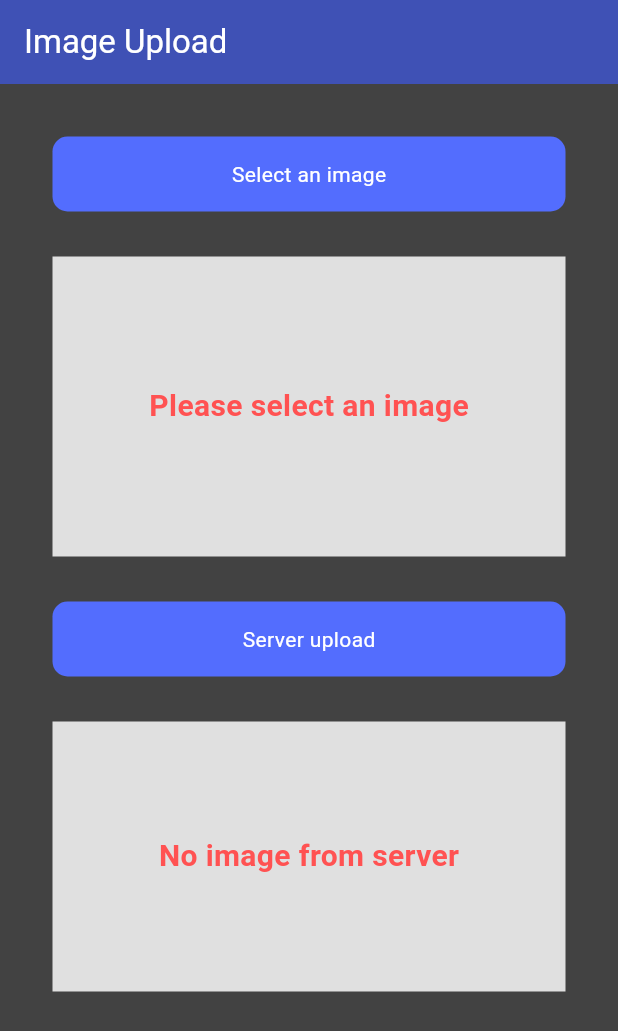
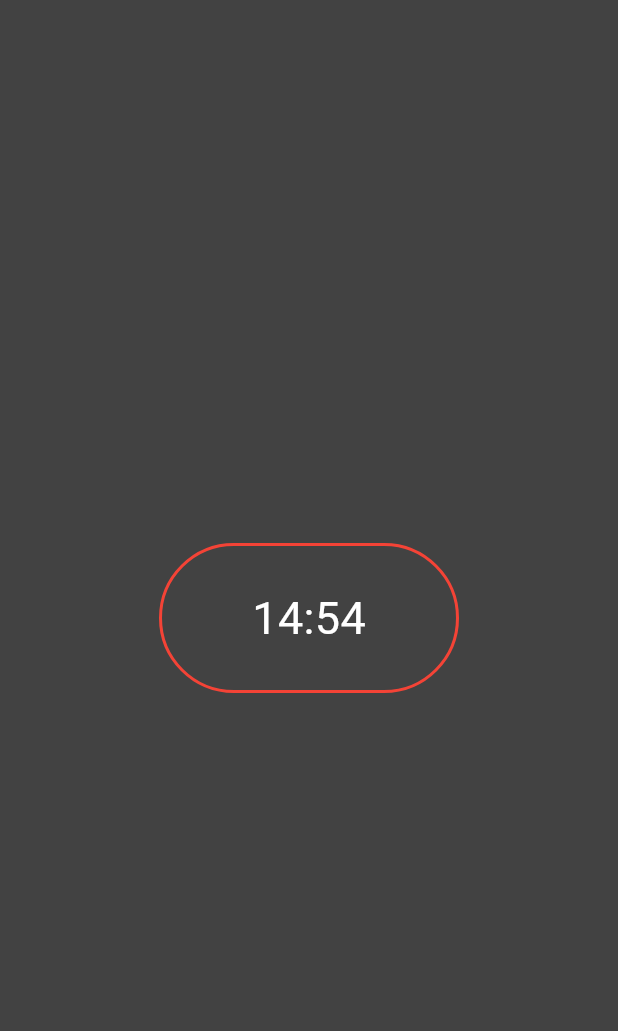
Before and after one commit to shwehnin/firebase_auth_getx, a Flutter app: the screen it shows after launch, on a phone screen of 412 x 824 dp. Shown: the top 1031 px of the screen. Run offline on Flutter 3.47's test engine with Material 3 defaults, Android fonts, the phone set to English and light mode, and no system bars; our stand-ins replace firebase_auth, firebase_core, get, image_picker; accounts and stored records are empty.

Commit message:
add timer

```diff
--- a/lib/helpers/init_dependency.dart
+++ b/lib/helpers/init_dependency.dart
@@ -3,6 +3,7 @@ import '../auth/controllers/auth_controller.dart';
 import '../splash/controllers/tab_controller.dart';
 import '../splash/controllers/list_controller.dart';
 import 'package:test_app/auth/controllers/user_controller.dart';
+import 'package:test_app/timer/controller/timer_controller.dart';
 
 class InitDependency implements Bindings {
   @override
@@ -11,5 +12,6 @@ class InitDependency implements Bindings {
     Get.lazyPut(() => ListController());
     Get.lazyPut(() => AuthController());
     Get.lazyPut(() => UserController());
+    Get.lazyPut(() => TimerController());
   }
 }
--- a/lib/helpers/routes.dart
+++ b/lib/helpers/routes.dart
@@ -1,6 +1,7 @@
 import 'package:get/get.dart';
 import 'package:test_app/home/home_page.dart';
 import 'package:test_app/item/item_page.dart';
+import 'package:test_app/timer/timer_page.dart';
 import 'package:test_app/splash/first_page.dart';
 import 'package:test_app/splash/third_page.dart';
 import 'package:test_app/splash/second_page.dart';
@@ -19,6 +20,7 @@ class RoutesClass {
   static String second = "/second";
   static String first = "/first";
   static String profile = "/profile";
+  static String timer = "/timer";
 
   static String getHomeRoute() => home;
   static String getSplashRoute() => splash;
@@ -29,6 +31,7 @@ class RoutesClass {
   static String getSecondRoute() => second;
   static String getFirstRoute() => first;
   static String getProfileRoute() => profile;
+  static String getTimerRoute() => timer;
 
   static List<GetPage> routes = [
     GetPage(
@@ -85,5 +88,11 @@ class RoutesClass {
       transition: Transition.fade,
       transitionDuration: const Duration(seconds: 1),
     ),
+    GetPage(
+      name: timer,
+      page: () => const TimerPage(),
+      transition: Transition.fade,
+      transitionDuration: const Duration(seconds: 1),
+    ),
   ];
 }
--- a/lib/main.dart
+++ b/lib/main.dart
@@ -35,7 +35,7 @@ class _MyAppState extends State<MyApp> {
           colorScheme: defaultColorSchemeTheme,
           useMaterial3: true,
           appBarTheme: const AppBarTheme(color: Colors.indigo)),
-      initialRoute: RoutesClass.getProfileRoute(),
+      initialRoute: RoutesClass.getTimerRoute(),
       getPages: RoutesClass.routes,
     );
   }
--- /dev/null
+++ b/lib/timer/controller/timer_controller.dart
@@ -0,0 +1,30 @@
+import 'dart:async';
+import 'package:get/get.dart';
+
+class TimerController extends GetxController {
+  Timer? _timer;
+  int remainingSeconds = 1;
+  final time = '00.00'.obs;
+
+  @override
+  void onReady() {
+    _startTimer(900);
+    super.onReady();
+  }
+
+  _startTimer(int seconds) {
+    const duration = Duration(seconds: 1);
+    remainingSeconds = seconds;
+    _timer = Timer.periodic(duration, (Timer timer) {
+      if (remainingSeconds == 0) {
+        timer.cancel();
+      } else {
+        int minutes = remainingSeconds ~/ 60;
+        int seconds = remainingSeconds % 60;
+        time.value =
+            "${minutes.toString().padLeft(2, "0")}:${seconds.toString().padLeft(2, "0")}";
+        remainingSeconds--;
+      }
+    });
+  }
+}
--- /dev/null
+++ b/lib/timer/timer_page.dart
@@ -0,0 +1,31 @@
+import 'package:get/get.dart';
+import 'package:flutter/material.dart';
+import 'controller/timer_controller.dart';
+
+class TimerPage extends GetView<TimerController> {
+  const TimerPage({super.key});
+
+  @override
+  Widget build(BuildContext context) {
+    return Scaffold(
+      body: Center(
+        child: Container(
+          height: 100,
+          width: 200,
+          decoration: ShapeDecoration(
+            color: Theme.of(context).primaryColor,
+            shape: const StadiumBorder(
+              side: BorderSide(width: 2, color: Colors.red),
+            ),
+          ),
+          child: Obx(() => Center(
+                child: Text(
+                  controller.time.value,
+                  style: const TextStyle(fontSize: 30, color: Colors.white),
+                ),
+              )),
+        ),
+      ),
+    );
+  }
+}
--- a/pubspec.yaml
+++ b/pubspec.yaml
@@ -40,6 +40,7 @@ dependencies:
   firebase_auth: ^5.3.3
   image_picker: ^1.1.2
   http: ^1.2.2
+  shared_preferences: ^2.3.3
 
 dev_dependencies:
   flutter_test:
```
Also changed, not shown: pubspec.lock, 1 other file.
